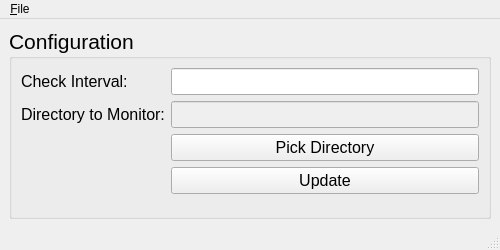
First picture: the form in faxCheck.ui, repository DrBassman/faxCheck, before the edit.
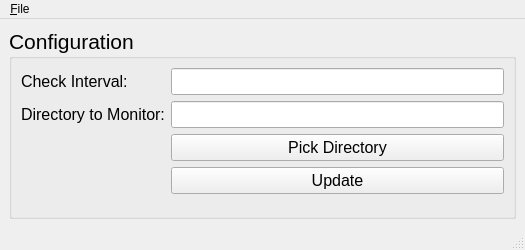
Second picture: the form after the edit.

Commit message: Update so window is unsizable.

What changed in the file:
```diff
--- a/faxCheck.ui
+++ b/faxCheck.ui
@@ -6,16 +6,28 @@
    <rect>
     <x>0</x>
     <y>0</y>
-    <width>500</width>
+    <width>525</width>
     <height>250</height>
    </rect>
   </property>
   <property name="sizePolicy">
-   <sizepolicy hsizetype="Expanding" vsizetype="Expanding">
+   <sizepolicy hsizetype="Fixed" vsizetype="Fixed">
     <horstretch>0</horstretch>
     <verstretch>0</verstretch>
    </sizepolicy>
   </property>
+  <property name="minimumSize">
+   <size>
+    <width>525</width>
+    <height>250</height>
+   </size>
+  </property>
+  <property name="maximumSize">
+   <size>
+    <width>525</width>
+    <height>250</height>
+   </size>
+  </property>
   <property name="windowTitle">
    <string>faxCheck</string>
   </property>
@@ -94,7 +106,7 @@
          <item row="2" column="1">
           <widget class="QLineEdit" name="dirToMonitorLineEdit">
            <property name="enabled">
-            <bool>false</bool>
+            <bool>true</bool>
            </property>
            <property name="font">
             <font>
@@ -155,7 +167,7 @@
     <rect>
      <x>0</x>
      <y>0</y>
-     <width>500</width>
+     <width>525</width>
      <height>22</height>
     </rect>
    </property>
```
